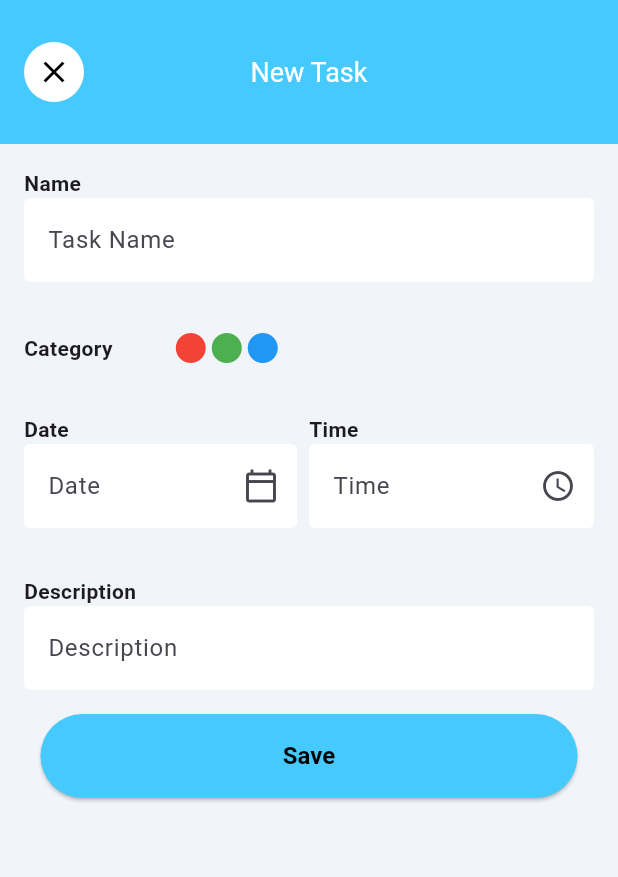
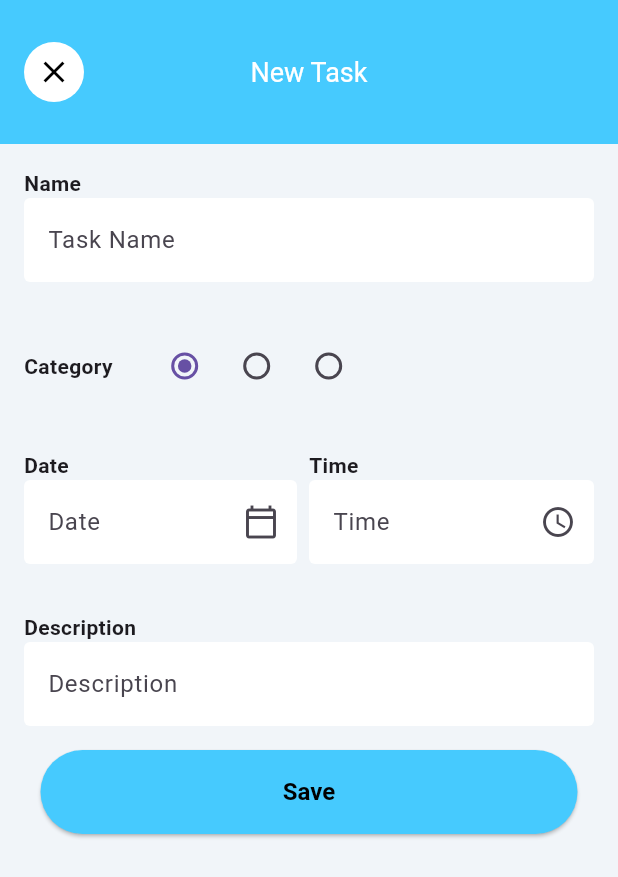
Before and after one commit to KaueMiziara/flutter-todo-list, a Flutter app: the screen it shows after launch, after a tap on "New Task", on a phone screen of 412 x 824 dp. Shown: the top 877 px of the screen. Run offline on Flutter 3.47's test engine with Material 3 defaults, Android fonts, the phone set to English and light mode, and no system bars.

Commit message:
feat: implement logic to choose a task category

```diff
--- a/lib/presentation/components/sections/task_page/task_category_picker.dart
+++ b/lib/presentation/components/sections/task_page/task_category_picker.dart
@@ -1,35 +1,64 @@
 import 'package:flutter/material.dart';
+import 'package:todo_list/models/task_category.dart';
 
 class TaskCategoryPicker extends StatefulWidget {
-  const TaskCategoryPicker({super.key});
+  const TaskCategoryPicker({super.key, required this.onCategoryChanged});
+
+  final ValueChanged<TaskCategory> onCategoryChanged;
 
   @override
   State<TaskCategoryPicker> createState() => _TaskCategoryPickerState();
 }
 
 class _TaskCategoryPickerState extends State<TaskCategoryPicker> {
+  TaskCategory _selectedCategory = TaskCategory.task;
+
   @override
   Widget build(BuildContext context) {
-    return const Padding(
-      padding: EdgeInsets.all(16.0),
+    return Padding(
+      padding: const EdgeInsets.all(16.0),
       child: Row(
         mainAxisAlignment: MainAxisAlignment.start,
         children: [
-          Text(
+          const Text(
             "Category",
             style: TextStyle(fontSize: 14, fontWeight: FontWeight.bold),
           ),
           Padding(
-            padding: EdgeInsets.only(left: 24.0),
-            child: Padding(
-              padding: EdgeInsets.only(left: 16.0),
-              child: Row(
-                children: [
-                  Icon(Icons.circle, color: Colors.red),
-                  Icon(Icons.circle, color: Colors.green),
-                  Icon(Icons.circle, color: Colors.blue),
-                ],
-              ),
+            padding: const EdgeInsets.only(left: 24.0),
+            child: Row(
+              children: [
+                Radio(
+                  value: TaskCategory.task,
+                  groupValue: _selectedCategory,
+                  onChanged: (value) {
+                    setState(() {
+                      _selectedCategory = value as TaskCategory;
+                      widget.onCategoryChanged(_selectedCategory);
+                    });
+                  },
+                ),
+                Radio(
+                  value: TaskCategory.event,
+                  groupValue: _selectedCategory,
+                  onChanged: (value) {
+                    setState(() {
+                      _selectedCategory = value as TaskCategory;
+                      widget.onCategoryChanged(_selectedCategory);
+                    });
+                  },
+                ),
+                Radio(
+                  value: TaskCategory.achievement,
+                  groupValue: _selectedCategory,
+                  onChanged: (value) {
+                    setState(() {
+                      _selectedCategory = value as TaskCategory;
+                      widget.onCategoryChanged(_selectedCategory);
+                    });
+                  },
+                ),
+              ],
             ),
           ),
         ],
--- a/lib/presentation/pages/home_page.dart
+++ b/lib/presentation/pages/home_page.dart
@@ -44,7 +44,7 @@ class HomePage extends StatelessWidget {
                   child: const Text("New Task"),
                   onPressed: () {
                     Navigator.of(context).push(MaterialPageRoute(
-                        builder: (context) => NewTaskPage()));
+                        builder: (context) => const NewTaskPage()));
                   },
                 )),
           )
--- a/lib/presentation/pages/new_task_page.dart
+++ b/lib/presentation/pages/new_task_page.dart
@@ -8,13 +8,20 @@ import 'package:todo_list/presentation/components/sections/page_header.dart';
 import 'package:todo_list/presentation/themes/todo_colors.dart';
 import 'package:todo_list/presentation/view_models/tasks_view_model.dart';
 
-class NewTaskPage extends StatelessWidget {
-  NewTaskPage({super.key});
+class NewTaskPage extends StatefulWidget {
+  const NewTaskPage({super.key});
 
+  @override
+  State<NewTaskPage> createState() => _NewTaskPageState();
+}
+
+class _NewTaskPageState extends State<NewTaskPage> {
   final TextEditingController titleController = TextEditingController();
   final TextEditingController descriptionController = TextEditingController();
   final TextEditingController dateController = TextEditingController();
   final TextEditingController timeController = TextEditingController();
+
+  TaskCategory _selectedCategory = TaskCategory.task;
 
   @override
   Widget build(BuildContext context) {
@@ -34,7 +41,13 @@ class NewTaskPage extends StatelessWidget {
             ),
 
             // Category
-            const TaskCategoryPicker(),
+            TaskCategoryPicker(
+              onCategoryChanged: (category) {
+                setState(() {
+                  _selectedCategory = category;
+                });
+              },
+            ),
 
             // Date and Time
             TaskDateAndTimePickers(
@@ -69,7 +82,7 @@ class NewTaskPage extends StatelessWidget {
                 viewModel.addTask(
                   title: titleController.text,
                   date: '${dateController.text} ${timeController.text}',
-                  category: TaskCategory.task,
+                  category: _selectedCategory,
                   description: descriptionController.text,
                 );
 
```
